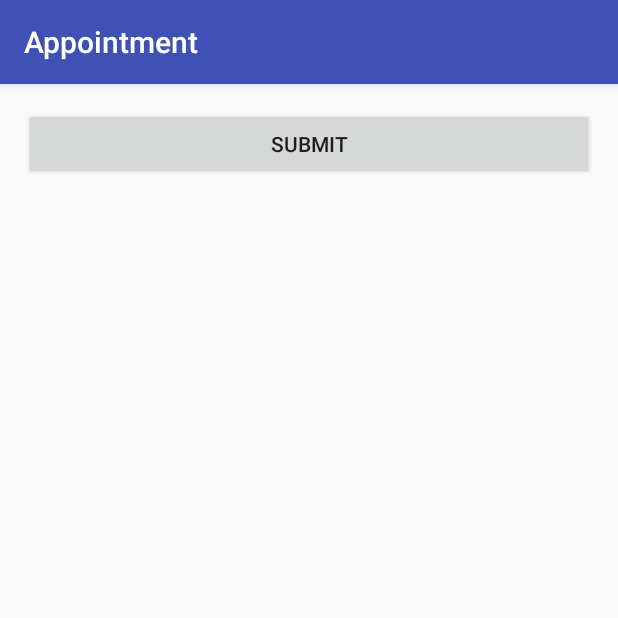
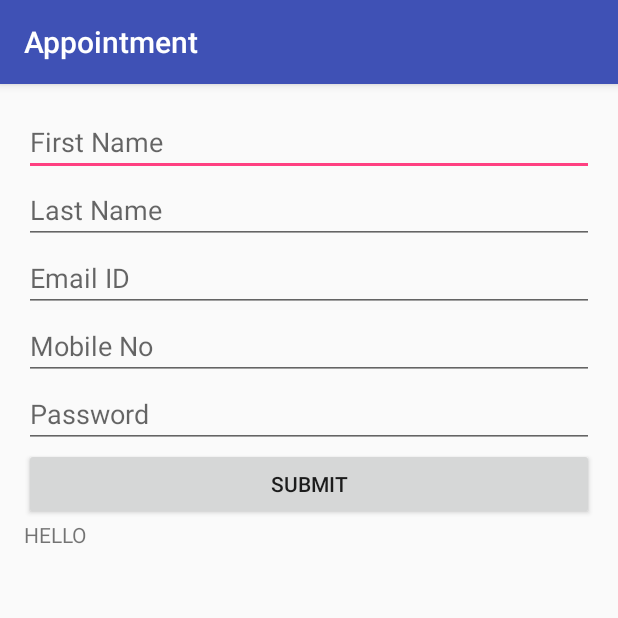
Before and after one commit to ragavhari91/Appointment-App, an Android app: the screen it shows after launch (LauncherActivity), after a tap on "SUBMIT", on a phone screen of 412 x 824 dp, the top half of it. Run offline under Robolectric (Android 15) with nearby library versions, the phone set to English and light mode, and no system bars; our stand-ins replace Volley; network calls fail.

```diff
--- a/app/src/main/java/pebi/appointment/LauncherActivity.java
+++ b/app/src/main/java/pebi/appointment/LauncherActivity.java
@@ -1,21 +1,29 @@
 package pebi.appointment;
 
 import android.app.ProgressDialog;
+import android.content.Intent;
 import android.support.v7.app.AppCompatActivity;
 import android.os.Bundle;
+import android.util.Log;
 import android.view.View;
 import android.widget.Button;
+import android.widget.EditText;
 import android.widget.Toast;
 
+import com.android.volley.Request;
 import com.android.volley.RequestQueue;
 import com.android.volley.Response;
 import com.android.volley.VolleyError;
+import com.android.volley.toolbox.JsonObjectRequest;
 import com.android.volley.toolbox.StringRequest;
 import com.android.volley.toolbox.Volley;
 
+import org.json.JSONException;
 import org.json.JSONObject;
 
 import java.io.StringReader;
+import java.util.HashMap;
+import java.util.Map;
 
 import pebi.appointment.model.User;
 
@@ -40,7 +48,20 @@ public class LauncherActivity extends AppCompatActivity {
         b.setOnClickListener(new View.OnClickListener() {
             @Override
             public void onClick(View v) {
-                new LoginAsyncService().BackGroundTask();
+
+                EditText firstName = (EditText) findViewById(R.id.firstName);
+                EditText lastName  = (EditText) findViewById(R.id.lastName);
+                EditText emailID   = (EditText) findViewById(R.id.emailID);
+                EditText mobileNo  = (EditText) findViewById(R.id.mobileNo);
+                EditText password  = (EditText) findViewById(R.id.password);
+
+                user.setFirstName(firstName.getText().toString());
+                user.setLastName(lastName.getText().toString());
+                user.setEmailID(emailID.getText().toString());
+                user.setMobileNo(mobileNo.getText().toString());
+                user.setPassword(password.getText().toString());
+
+                new LoginAsyncService(user).BackGroundTask();
             }
         });
     }
@@ -66,28 +87,54 @@ public class LauncherActivity extends AppCompatActivity {
         User users = new User();
         JSONObject jsonObject;
 
-        String URL = "http://9e854dcb.ngrok.io/users/all";
+        String URL = "http://9e854dcb.ngrok.io/users/create";
 
+        LoginAsyncService(User user)
+        {
+            this.users = user;
+        }
 
         public void BackGroundTask()
         {
-            StringRequest stringRequest = new StringRequest(URL, new Response.Listener<String>() {
+            JSONObject obj = new JSONObject();
+            try {
+                obj.put("firstName", users.getFirstName());
+                obj.put("lastName", users.getLastName());
+                obj.put("emailID",users.getEmailID());
+                obj.put("mobileNo",users.getMobileNo());
+                obj.put("password",users.getPassword());
+            } catch (JSONException e) {
+                e.printStackTrace();
+            }
+
+
+            JsonObjectRequest req = new JsonObjectRequest(Request.Method.POST, URL,obj,
+                    new Response.Listener<JSONObject>() {
+                        @Override
+                        public void onResponse(JSONObject response)
+                        {
+                            Log.d("RESPONSEEEE", response.toString());
+                            Toast.makeText(LauncherActivity.this,response.toString(),Toast.LENGTH_LONG).show();
+                            hideDialog();
+                        }
+                    },
+                    new Response.ErrorListener() {
+                        @Override
+                        public void onErrorResponse(VolleyError error) {
+                            Log.d("TAG", "Error: " + error.getCause());
+                            Toast.makeText(LauncherActivity.this,error.toString(),Toast.LENGTH_LONG).show();
+                            hideDialog();
+                        }
+                    }) {
                 @Override
-                public void onResponse(String response) {
-                    Toast.makeText(LauncherActivity.this,response,Toast.LENGTH_LONG).show();
-                    hideDialog();
+                public Map<String, String> getHeaders()  {
+                    HashMap<String, String> headers = new HashMap<String, String>();
+                    headers.put("Content-Type", "application/json");
+                    return headers;
                 }
-            }, new Response.ErrorListener() {
-                @Override
-                public void onErrorResponse(VolleyError error) {
-                    System.out.println("ERROR"+error.toString());
-                    Toast.makeText(LauncherActivity.this,error.getMessage(),Toast.LENGTH_LONG).show();
-                    hideDialog();
-                }
-            });
 
-            RequestQueue requestQueue = Volley.newRequestQueue(LauncherActivity.this);
-            requestQueue.add(stringRequest);
+            };
+            Volley.newRequestQueue(LauncherActivity.this).add(req);
         }
     }
 }
--- a/app/src/main/res/layout/activity_launcher.xml
+++ b/app/src/main/res/layout/activity_launcher.xml
@@ -9,6 +9,37 @@
     android:paddingTop="@dimen/activity_vertical_margin"
     tools:context="pebi.appointment.LauncherActivity">
 
+    <LinearLayout
+        android:layout_width="match_parent"
+        android:layout_height="match_parent"
+        android:orientation="vertical">
+
+        <EditText
+            android:layout_width="match_parent"
+            android:layout_height="wrap_content"
+            android:hint="First Name"
+            android:id="@+id/firstName"/>
+        <EditText
+            android:layout_width="match_parent"
+            android:layout_height="wrap_content"
+            android:hint="Last Name"
+            android:id="@+id/lastName"/>
+        <EditText
+            android:layout_width="match_parent"
+            android:layout_height="wrap_content"
+            android:hint="Email ID"
+            android:id="@+id/emailID"/>
+        <EditText
+            android:layout_width="match_parent"
+            android:layout_height="wrap_content"
+            android:hint="Mobile No"
+            android:id="@+id/mobileNo"/>
+        <EditText
+            android:layout_width="match_parent"
+            android:layout_height="wrap_content"
+            android:hint="Password"
+            android:id="@+id/password"/>
+
         <Button
             android:layout_width="match_parent"
             android:layout_height="wrap_content"
@@ -19,5 +50,10 @@
             android:layout_width="wrap_content"
             android:layout_height="wrap_content"
             android:id="@+id/txt_main"
+            android:text="HELLO"
             />
+
+
+    </LinearLayout>
+
 </RelativeLayout>
```
Lines whose indentation alone changed are shown as unchanged.
